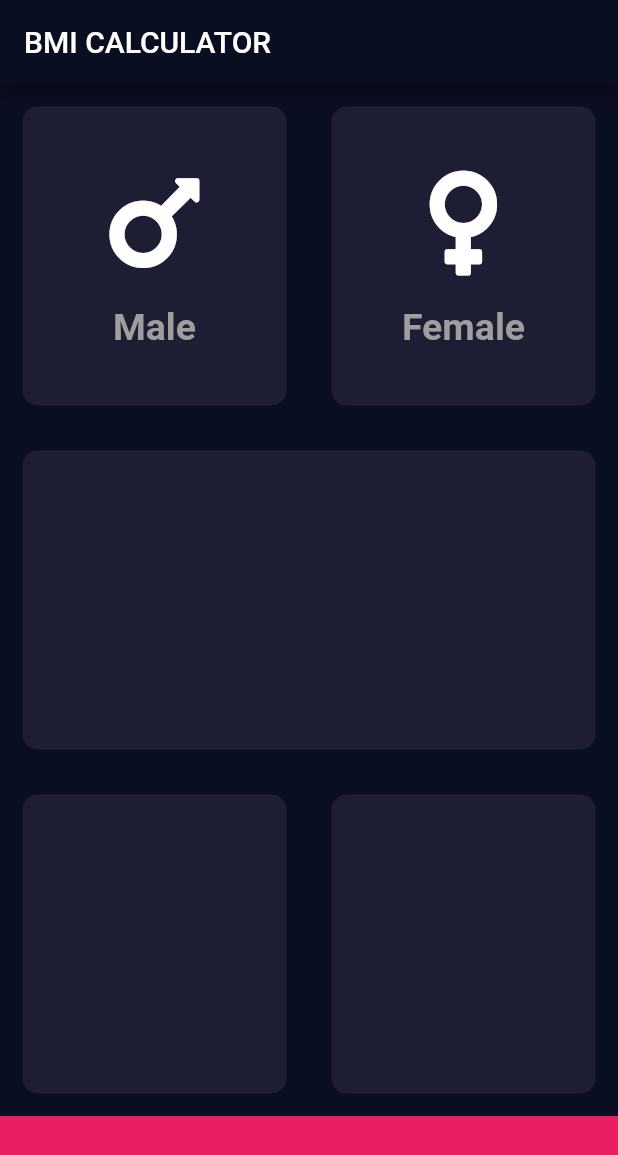
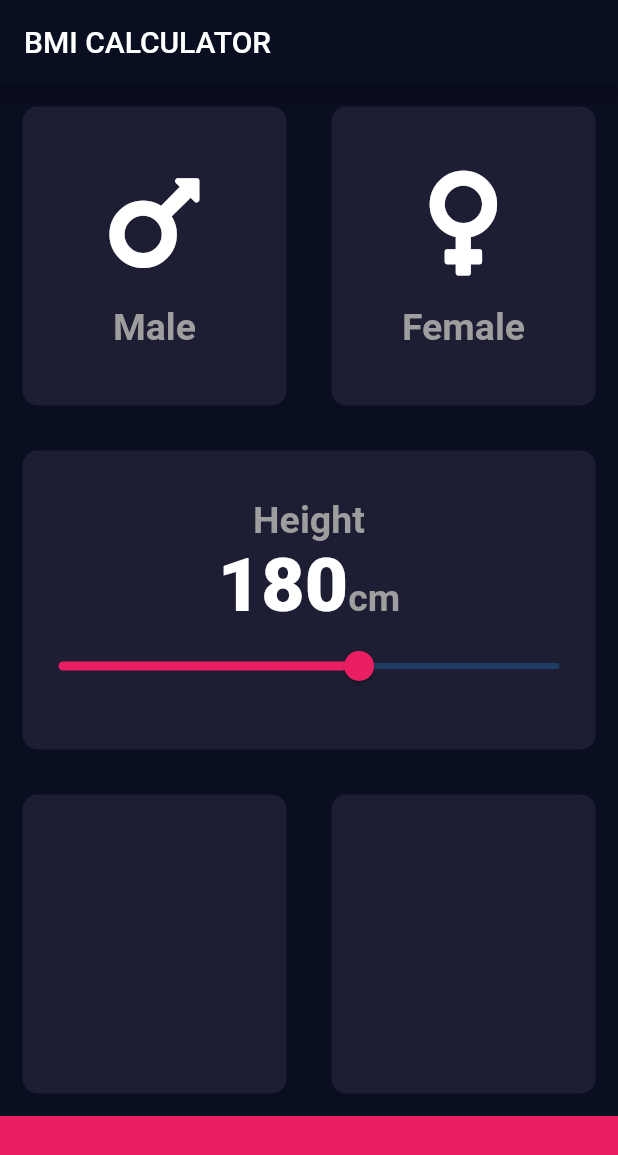
Before and after one commit to gavindang2911/Flutter, a Flutter app: the screen it shows after launch, on a phone screen of 412 x 824 dp. Shown: the top 1155 px of the screen. Run offline on Flutter 3.47's test engine with Material 2 defaults, Android fonts, the phone set to English and light mode, and no system bars; our stand-ins replace audioplayers, font_awesome_flutter.

Commit message:
Added second container

```diff
--- a/bmi-calculator-flutter/lib/Icon_content.dart
+++ b/bmi-calculator-flutter/lib/Icon_content.dart
@@ -1,10 +1,5 @@
 import 'package:flutter/material.dart';
-
-const labelTextStyle = TextStyle(
-  fontSize: 25.0,
-  color: Colors.grey,
-  fontWeight: FontWeight.bold,
-);
+import 'constants.dart';
 
 class CardGender extends StatelessWidget {
   CardGender({
--- a/bmi-calculator-flutter/lib/Reusable.dart
+++ b/bmi-calculator-flutter/lib/Reusable.dart
@@ -3,20 +3,25 @@ import 'package:flutter/material.dart';
 class ReusableCard extends StatelessWidget {
   ReusableCard({
     @required this.colour,
-    @required this.cardChild,
+    this.cardChild,
+    this.onPress,
   });
   final Color colour;
   final Widget cardChild;
+  final Function onPress;
 
   @override
   Widget build(BuildContext context) {
-    return Container(
-      child: cardChild,
-      decoration: BoxDecoration(
-        color: this.colour,
-        borderRadius: BorderRadius.circular(10.0),
+    return GestureDetector(
+      onTap: onPress,
+      child: Container(
+        child: cardChild,
+        decoration: BoxDecoration(
+          color: this.colour,
+          borderRadius: BorderRadius.circular(10.0),
+        ),
+        margin: EdgeInsets.all(15.0),
       ),
-      margin: EdgeInsets.all(15.0),
     );
   }
 }
--- /dev/null
+++ b/bmi-calculator-flutter/lib/constants.dart
@@ -0,0 +1,17 @@
+import 'package:flutter/material.dart';
+
+const Color inactiveColor = Color(0xFF1D1E33);
+const Color activeColor = Color(0xFF111328);
+const Color colorBottom = Colors.pink;
+
+const labelTextStyle = TextStyle(
+  fontSize: 25.0,
+  color: Colors.grey,
+  fontWeight: FontWeight.bold,
+);
+
+const kNumberStyle = TextStyle(
+  fontSize: 50.0,
+  color: Colors.white,
+  fontWeight: FontWeight.w900,
+);
--- a/bmi-calculator-flutter/lib/input_page.dart
+++ b/bmi-calculator-flutter/lib/input_page.dart
@@ -2,9 +2,12 @@ import 'package:flutter/material.dart';
 import 'package:font_awesome_flutter/font_awesome_flutter.dart';
 import 'Reusable.dart';
 import 'Icon_content.dart';
+import 'constants.dart';
 
-const Color color = Color(0xFF1D1E33);
-const Color colorBottom = Colors.pink;
+enum Gender {
+  MALE,
+  FEMALE,
+}
 
 class InputPage extends StatefulWidget {
   @override
@@ -12,6 +15,9 @@ class InputPage extends StatefulWidget {
 }
 
 class _InputPageState extends State<InputPage> {
+  Gender selectedGender;
+  int height = 180;
+  double _currentSliderValue = 3;
   @override
   Widget build(BuildContext context) {
     return Scaffold(
@@ -19,26 +25,37 @@ class _InputPageState extends State<InputPage> {
         title: Text('BMI CALCULATOR'),
       ),
       body: Column(
+        crossAxisAlignment: CrossAxisAlignment.stretch,
         children: <Widget>[
           Expanded(
             child: Row(
               children: <Widget>[
                 Expanded(
                   child: ReusableCard(
-                    colour: color,
+                    colour: (selectedGender == Gender.MALE)
+                        ? activeColor
+                        : inactiveColor,
                     cardChild: CardGender(
                       genderIcon: FontAwesomeIcons.mars,
                       genderText: "Male",
                     ),
+                    onPress: () {
+                      selectedGender = Gender.MALE;
+                    },
                   ),
                 ),
                 Expanded(
                   child: ReusableCard(
-                    colour: color,
+                    colour: (selectedGender == Gender.FEMALE)
+                        ? activeColor
+                        : inactiveColor,
                     cardChild: CardGender(
                       genderIcon: FontAwesomeIcons.venus,
                       genderText: "Female",
                     ),
+                    onPress: () {
+                      selectedGender = Gender.FEMALE;
+                    },
                   ),
                 ),
               ],
@@ -46,7 +63,41 @@ class _InputPageState extends State<InputPage> {
           ),
           Expanded(
             child: ReusableCard(
-              colour: color,
+              colour: inactiveColor,
+              cardChild: Column(
+                mainAxisAlignment: MainAxisAlignment.center,
+                children: <Widget>[
+                  Text(
+                    'Height',
+                    style: labelTextStyle,
+                  ),
+                  Row(
+                    mainAxisAlignment: MainAxisAlignment.center,
+                    crossAxisAlignment: CrossAxisAlignment.baseline,
+                    textBaseline: TextBaseline.alphabetic,
+                    children: <Widget>[
+                      Text(
+                        height.toString(),
+                        style: kNumberStyle,
+                      ),
+                      Text(
+                        'cm',
+                        style: labelTextStyle,
+                      ),
+                    ],
+                  ),
+                  Slider(
+                      value: height.toDouble(),
+                      min: 120.0,
+                      max: 220.0,
+                      activeColor: Colors.pink,
+                      onChanged: (double value) {
+                        setState(() {
+                          height = value.toInt();
+                        });
+                      }),
+                ],
+              ),
             ),
           ),
           Expanded(
@@ -54,12 +105,12 @@ class _InputPageState extends State<InputPage> {
               children: <Widget>[
                 Expanded(
                   child: ReusableCard(
-                    colour: color,
+                    colour: inactiveColor,
                   ),
                 ),
                 Expanded(
                   child: ReusableCard(
-                    colour: color,
+                    colour: inactiveColor,
                   ),
                 ),
               ],
```
